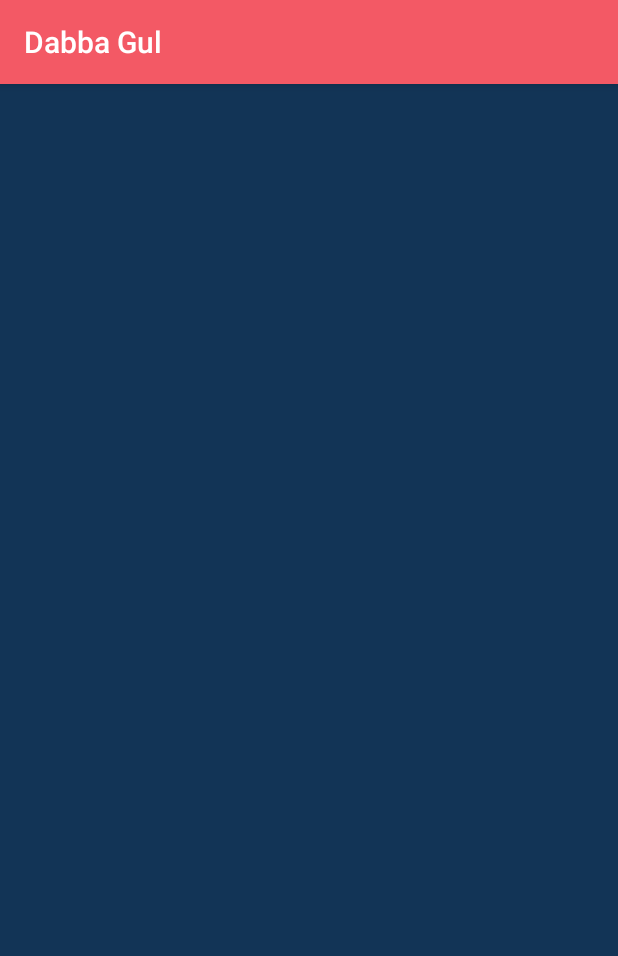
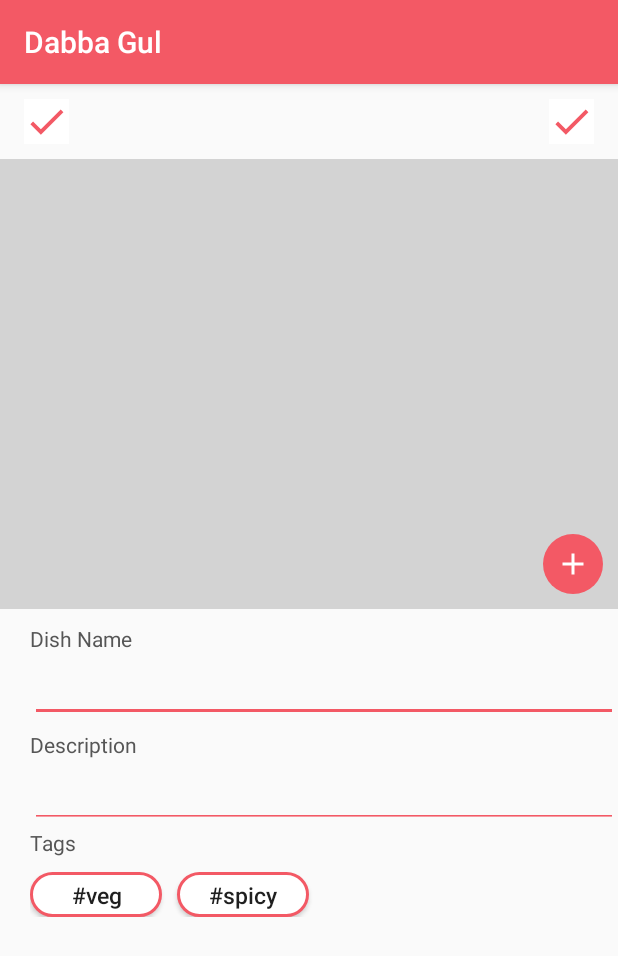
Before and after one commit to chirag-jn/DabbaGul, an Android app: the fragment AddLunchFragment shown on its own in the app's theme, on a phone screen of 412 x 824 dp. Shown: the top 956 px of the screen. Run offline under Robolectric (Android 15) with nearby library versions, the phone set to English and light mode, and no system bars.

Commit message:
modified Add Lunch screen and added Send Request screen

```diff
--- /dev/null
+++ b/app/src/main/res/drawable-xhdpi/add_lunch.xml
@@ -0,0 +1,9 @@
+<?xml version="1.0" encoding="utf-8"?>
+<shape xmlns:android="http://schemas.android.com/apk/res/android"
+    android:shape="rectangle">
+    <corners android:radius="20dp"/>
+    <padding android:left="10dp" android:right="10dp" android:bottom="10dp" android:top="10dp"/>
+       <gradient
+        android:startColor="@color/colorPrimary"
+        android:endColor="@color/colorPrimary"/>
+</shape>
--- /dev/null
+++ b/app/src/main/res/drawable-xhdpi/ic_add_24px.xml
@@ -0,0 +1,9 @@
+<vector xmlns:android="http://schemas.android.com/apk/res/android"
+    android:width="24dp"
+    android:height="24dp"
+    android:viewportWidth="24"
+    android:viewportHeight="24">
+  <path
+      android:fillColor="#FF000000"
+      android:pathData="M19,13h-6v6h-2v-6H5v-2h6V5h2v6h6v2z"/>
+</vector>
--- /dev/null
+++ b/app/src/main/res/drawable-xhdpi/ic_check_24px.xml
@@ -0,0 +1,9 @@
+<vector xmlns:android="http://schemas.android.com/apk/res/android"
+    android:width="24dp"
+    android:height="24dp"
+    android:viewportWidth="24"
+    android:viewportHeight="24">
+  <path
+      android:fillColor="#FF000000"
+      android:pathData="M9,16.17L4.83,12l-1.42,1.41L9,19 21,7l-1.41,-1.41z"/>
+</vector>
--- /dev/null
+++ b/app/src/main/res/drawable-xhdpi/tags_border.xml
@@ -0,0 +1,10 @@
+<?xml version="1.0" encoding="utf-8"?>
+<shape xmlns:android="http://schemas.android.com/apk/res/android"
+    android:shape="rectangle">
+    <corners android:radius="20dp"/>
+    <padding android:left="1dp" android:right="1dp" android:bottom="5dp" android:top="5dp"/>
+    <stroke android:width="2dp" android:color="@color/colorPrimary"/>
+    <gradient
+        android:startColor="#FFFFFF"
+        android:endColor="#FFFFFF"/>
+</shape>
--- a/app/src/main/res/layout/fragment_add_lunch.xml
+++ b/app/src/main/res/layout/fragment_add_lunch.xml
@@ -2,6 +2,149 @@
 <FrameLayout
     xmlns:android="http://schemas.android.com/apk/res/android" android:layout_width="match_parent"
     android:layout_height="match_parent"
-    android:background="#123456">
+    android:orientation="vertical">
+
+
+    <RelativeLayout
+        android:layout_width="match_parent"
+        android:layout_height="50dp"
+        android:paddingLeft="16dp"
+        android:paddingRight="16dp"
+        android:orientation="vertical" >
+
+        <ImageButton
+            android:id="@+id/confirm"
+            android:layout_height="30dp"
+            android:layout_marginTop="10dp"
+            android:layout_width="30dp"
+            android:scaleType="fitXY"
+            android:adjustViewBounds="true"
+            android:layout_alignParentLeft="true"
+            android:background="@color/white"
+            android:src="@drawable/ic_check_24px"
+            android:tint="@color/backColor" />
+
+        <ImageButton
+            android:id="@+id/back"
+            android:layout_height="30dp"
+            android:layout_marginTop="10dp"
+            android:layout_width="30dp"
+            android:scaleType="fitXY"
+            android:adjustViewBounds="true"
+            android:layout_alignParentRight="true"
+            android:background="@color/white"
+            android:src="@drawable/ic_check_24px"
+            android:tint="@color/backColor" />
+
+    </RelativeLayout>
+
+    <RelativeLayout
+        android:id="@+id/lunch_view"
+        android:layout_width="match_parent"
+        android:layout_height= "300dp"
+        android:layout_marginTop="50dp">
+
+        <ImageView
+            android:id="@+id/lunch_image"
+            android:layout_width="match_parent"
+            android:layout_height="match_parent"
+            android:background="#D3D3D3"
+            />
+
+        <ImageButton
+            android:layout_width="40dp"
+            android:layout_height="40dp"
+            android:layout_alignParentBottom="true"
+            android:layout_alignParentRight="true"
+            android:layout_marginRight="10dp"
+            android:layout_marginBottom="10dp"
+            android:tint="@color/white"
+            android:src="@drawable/ic_add_24px"
+            android:background="@drawable/add_lunch"/>
+
+    </RelativeLayout>
+
+    <LinearLayout
+        android:layout_width="match_parent"
+        android:layout_height="wrap_content"
+        android:layout_marginTop="350dp"
+        android:orientation="vertical">
+
+        <TextView
+            android:layout_width="match_parent"
+            android:layout_height="20dp"
+            android:layout_marginLeft="20dp"
+            android:layout_marginTop="10dp"
+            android:text="Dish Name"
+            android:textColor="#565656" />
+
+        <EditText
+            android:id="@+id/lunch_name"
+            android:layout_width="match_parent"
+            android:layout_height="wrap_content"
+            android:layout_marginLeft="20dp"
+            android:textColor="@color/black"
+            android:backgroundTint="@color/colorPrimaryDark" />
+
+        <TextView
+            android:layout_width="match_parent"
+            android:layout_height="20dp"
+            android:layout_marginLeft="20dp"
+            android:layout_marginTop="5dp"
+            android:text="Description"
+            android:textColor="#565656" />
+
+        <EditText
+            android:id="@+id/lunch_description"
+            android:layout_width="match_parent"
+            android:layout_height="wrap_content"
+            android:layout_marginLeft="20dp"
+            android:textColor="@color/black"
+            android:backgroundTint="@color/colorPrimaryDark" />
+
+        <TextView
+            android:layout_width="match_parent"
+            android:layout_height="20dp"
+            android:text="Tags"
+            android:layout_marginLeft="20dp"
+            android:textColor="#565656" />
+
+
+    </LinearLayout>
+
+    <LinearLayout
+        android:layout_width="match_parent"
+        android:layout_height="wrap_content"
+        android:layout_marginTop="520dp"
+        android:layout_marginLeft="20dp"
+        android:orientation="horizontal">
+
+        <Button
+            android:id="@+id/tag1"
+            android:layout_width="wrap_content"
+            android:layout_marginTop="5dp"
+            android:background="@drawable/tags_border"
+            android:layout_height="30dp"
+            android:text="#veg"
+            android:textColor="#1f1f1f"
+            android:textSize="15dp"
+            android:textAllCaps="false"
+            />
+
+        <Button
+            android:id="@+id/tag2"
+            android:layout_width="wrap_content"
+            android:layout_marginTop="5dp"
+            android:background="@drawable/tags_border"
+            android:layout_height="30dp"
+            android:text="#spicy"
+            android:textColor="#1f1f1f"
+            android:textSize="15dp"
+            android:textAllCaps="false"
+            android:layout_marginLeft="10dp"
+            />
+
+    </LinearLayout>
+
 
 </FrameLayout>
```
Also changed, not shown: app/src/main/res/layout/fragment_send_request.xml (added, +149 -0 lines).
